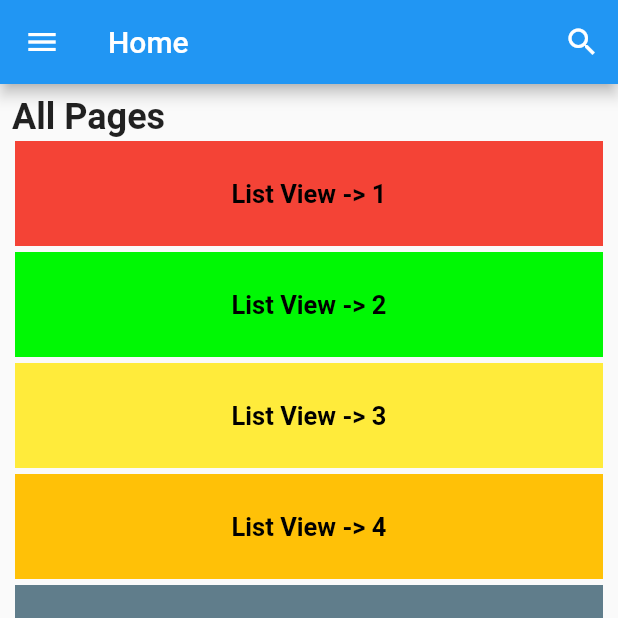
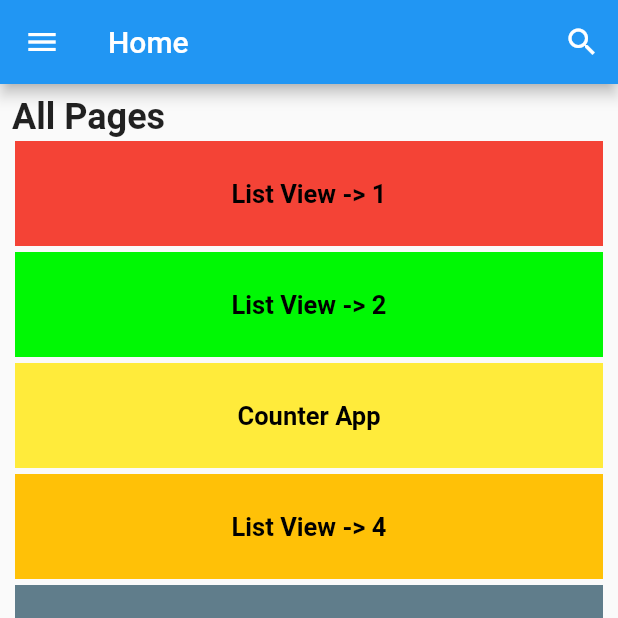
Before and after one commit to Masud322/flutter_project, a Flutter app: the screen it shows after launch, on a phone screen of 412 x 824 dp, the top half of it. Run offline on Flutter 3.47's test engine with Material 2 defaults, Android fonts, the phone set to English and light mode, and no system bars.

Commit message:
add counter apps

```diff
--- a/lib/main.dart
+++ b/lib/main.dart
@@ -135,7 +135,7 @@ class MyHomePage extends StatelessWidget {
                       MaterialPageRoute(builder: (context) => Page_3()));
                 },
                 child: const Text(
-                  'List View -> 3',
+                  'Counter App',
                   style: TextStyle(color: Colors.black, fontSize: 17,fontWeight: FontWeight.bold),
                 ),
               ),
```
